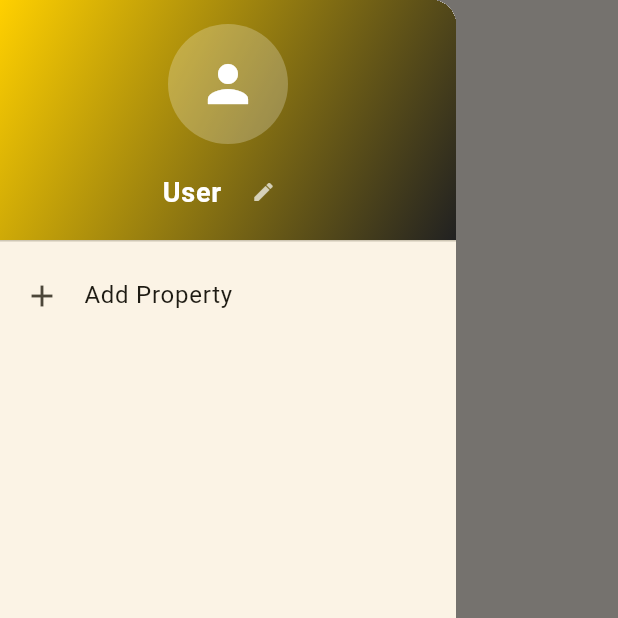
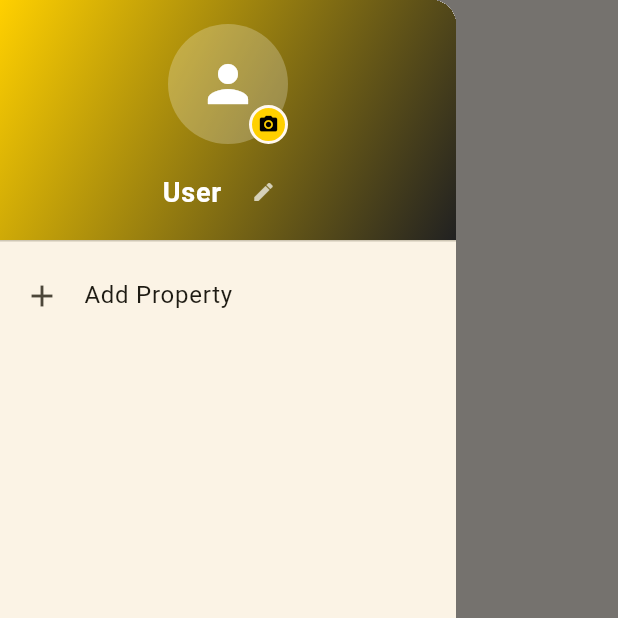
Before and after one commit to deciosfernandes/eda-readings-app, a Flutter app: the screen it shows after launch, in the side drawer, after a tap on the "person" icon, on a phone screen of 412 x 824 dp, the top half of it. Run offline on Flutter 3.47's test engine with Material 3 defaults, Android fonts, the phone set to English and light mode, and no system bars; drawn by our look-alikes of showcaseview; our stand-ins replace easy_localization, file_picker, fl_chart, flutter_local_notifications, flutter_secure_storage, image_picker and 3 more.

Commit message:
🎨 Palette: Enhance profile interaction and tactile feedback
- Added camera icon badge to profile picture for better discoverability
- Added haptic feedback to primary dashboard action and drawer navigation
- Updated UX journal with visual affordance learning

Co-authored-by: deciosfernandes <19864737+deciosfernandes@users.noreply.github.com>

```diff
--- a/lib/screens/dashboard_screen.dart
+++ b/lib/screens/dashboard_screen.dart
@@ -217,6 +217,7 @@ class _DashboardScreenState extends State<_DashboardScreen> {
               description: 'tutorial.add_desc'.tr(),
               disposeOnTap: true,
               onTargetClick: () {
+                HapticFeedback.lightImpact();
                 ShowcaseView.get().dismiss();
                 Navigator.pushNamed(context, '/reading').then((result) {
                   if (result == true) {
@@ -228,6 +229,7 @@ class _DashboardScreenState extends State<_DashboardScreen> {
                 message: 'dashboard.add_reading_tooltip'.tr(),
                 child: FloatingActionButton.extended(
                   onPressed: () async {
+                    HapticFeedback.lightImpact();
                     final result =
                         await Navigator.pushNamed(context, '/reading');
                     if (result == true) {
--- a/lib/screens/profile_drawer.dart
+++ b/lib/screens/profile_drawer.dart
@@ -26,6 +26,7 @@ class _ProfileDrawerState extends State<ProfileDrawer> {
   final ImagePicker _picker = ImagePicker();
 
   Future<void> _pickImage() async {
+    HapticFeedback.selectionClick();
     final XFile? image = await _picker.pickImage(source: ImageSource.gallery);
     if (image != null) {
       widget.appState.userProfile.picturePath = image.path;
@@ -164,7 +165,9 @@ class _ProfileDrawerState extends State<ProfileDrawer> {
                       child: Semantics(
                         label: 'drawer.change_picture'.tr(),
                         button: true,
-                        child: CircleAvatar(
+                        child: Stack(
+                          children: [
+                            CircleAvatar(
                               radius: 40,
                               backgroundColor: Colors.white24,
                               backgroundImage: widget.appState.userProfile.picturePath.isNotEmpty
@@ -175,6 +178,28 @@ class _ProfileDrawerState extends State<ProfileDrawer> {
                               child: widget.appState.userProfile.picturePath.isEmpty
                                   ? Icon(Icons.person, size: 40, color: Theme.of(context).colorScheme.onSecondary)
                                   : null,
+                            ),
+                            Positioned(
+                              bottom: 0,
+                              right: 0,
+                              child: Container(
+                                padding: const EdgeInsets.all(4),
+                                decoration: BoxDecoration(
+                                  color: Theme.of(context).colorScheme.primary,
+                                  shape: BoxShape.circle,
+                                  border: Border.all(
+                                    color: Theme.of(context).colorScheme.surface,
+                                    width: 2,
+                                  ),
+                                ),
+                                child: Icon(
+                                  Icons.camera_alt,
+                                  size: 14,
+                                  color: Theme.of(context).colorScheme.onPrimary,
+                                ),
+                              ),
+                            ),
+                          ],
                         ),
                       ),
                     ),
@@ -262,6 +287,7 @@ class _ProfileDrawerState extends State<ProfileDrawer> {
             title: Text('settings.title'.tr()),
             mouseCursor: SystemMouseCursors.click,
             onTap: () {
+              HapticFeedback.selectionClick();
               Navigator.pop(context); // Close drawer
               Navigator.pushNamed(context, '/settings');
             },
```
Also changed, not shown: 1 other file. Lines whose indentation alone changed are shown as unchanged.
